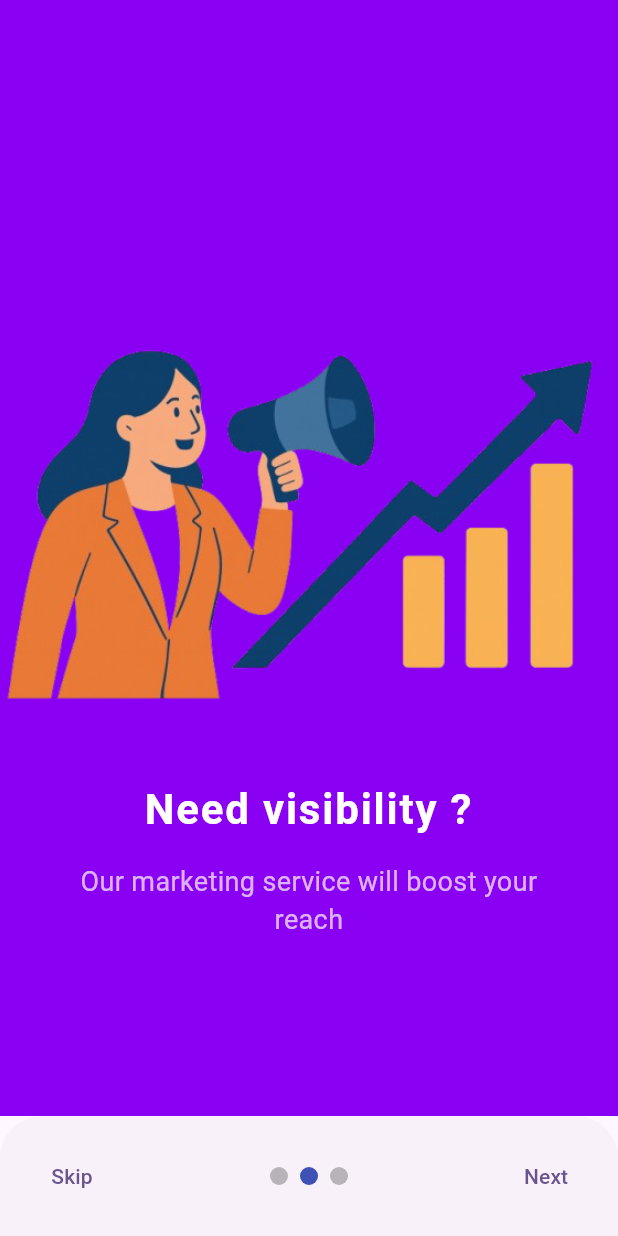
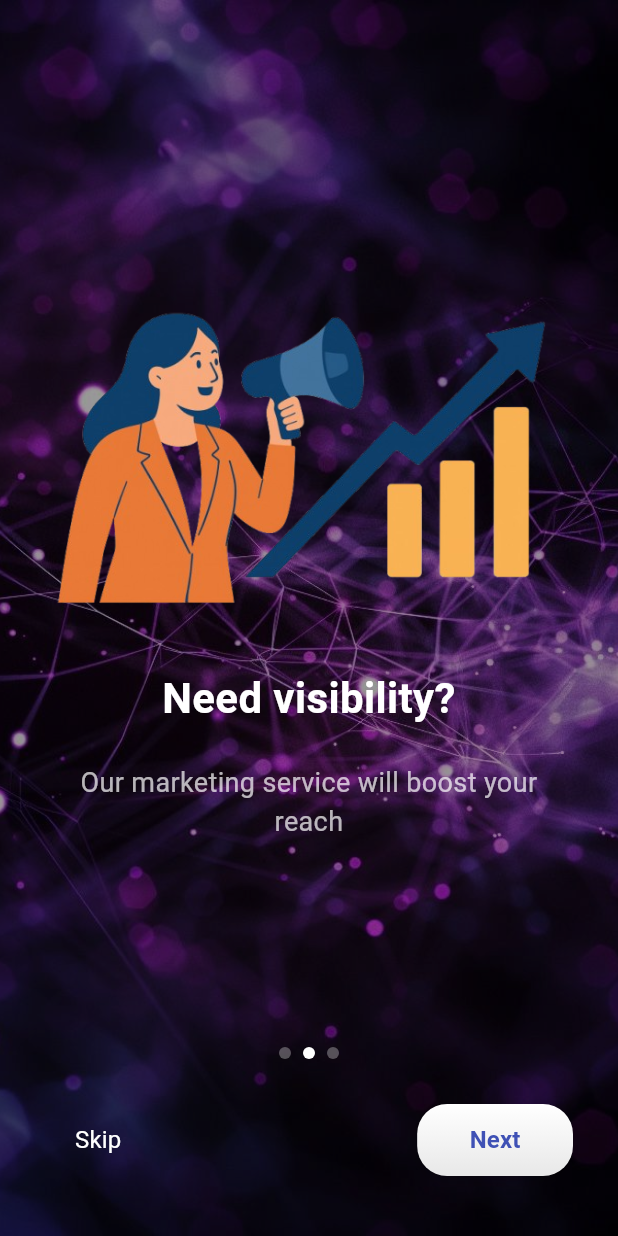
Before and after one commit to mouaddjidj/ComVest, a Flutter app: the screen it shows after launch, swiped to page 2, on a phone screen of 412 x 824 dp. Run offline on Flutter 3.47's test engine with Material 3 defaults, Android fonts, the phone set to English and light mode, and no system bars; drawn by our look-alikes of smooth_page_indicator.

Commit message:
change code

```diff
--- a/lib/screens/onboarding_screen.dart
+++ b/lib/screens/onboarding_screen.dart
@@ -14,11 +14,39 @@ class _OnboardingScreenState extends State<OnboardingScreen> {
   final PageController _controller = PageController();
   bool isLastPage = false;
 
+  // Function to skip everything and go to TypeSelectionScreen
+  void _skipOnboarding() {
+    print('⏩ Skipping onboarding - Going to Type Selection');
+    Navigator.of(context).pushReplacement(
+      MaterialPageRoute(
+        builder: (context) => const TypeSelectionScreen(),
+      ),
+    );
+  }
+
   @override
   Widget build(BuildContext context) {
     return Scaffold(
-      body: Container(
-        padding: const EdgeInsets.only(bottom: 80),
+      body: Stack(
+        children: [
+          // Single background image for all 3 slides
+          Container(
+            decoration: BoxDecoration(
+              image: DecorationImage(
+                image: AssetImage('assets/images/onboarding_background.jpg'),
+                fit: BoxFit.cover,
+              ),
+            ),
+          ),
+
+          // Dark overlay for better text readability
+          Container(
+            color: Colors.black.withOpacity(0.4),
+          ),
+
+          // Page content
+          Container(
+            padding: const EdgeInsets.only(bottom: 100),
             child: PageView(
               controller: _controller,
               onPageChanged: (index) {
@@ -26,85 +54,129 @@ class _OnboardingScreenState extends State<OnboardingScreen> {
               },
               children: const [
                 OnboardingPage(
-              color: Color.fromARGB(255, 137, 0, 242),
                   image: 'assets/images/imag2.1.png',
-              title: 'Discover ComVest ',
-              subtitle:
-                  'The platform that connects startups, founders, and investors ',
+                  title: 'Discover ComVest',
+                  subtitle: 'The platform that connects startups, founders, and investors',
                 ),
                 OnboardingPage(
-              color: Color.fromARGB(255, 137, 0, 242),
                   image: 'assets/images/visibilite (1).png',
-              title: 'Need visibility ?',
+                  title: 'Need visibility?',
                   subtitle: 'Our marketing service will boost your reach',
-
                 ),
                 OnboardingPage(
-              color: Color.fromARGB(255, 137, 0, 242),
                   image: 'assets/images/collaborez.png',
                   title: 'Build Powerful Connections',
-              subtitle:
-                  'Collaborate with entrepreneurs and expand your network',
+                  subtitle: 'Collaborate with entrepreneurs and expand your network',
                 ),
               ],
             ),
           ),
-      bottomSheet: isLastPage
-          ? TextButton(
-              style: TextButton.styleFrom(
-                foregroundColor: Colors.white,
-                backgroundColor: Colors.indigo,
-                minimumSize: const Size.fromHeight(80),
+
+          // Floating bottom buttons
+          Positioned(
+            bottom: 40,
+            left: 0,
+            right: 0,
+            child: Column(
+              children: [
+                // Page Indicator (only show when not on last page)
+                if (!isLastPage)
+                  SmoothPageIndicator(
+                    controller: _controller,
+                    count: 3,
+                    effect: const WormEffect(
+                      dotColor: Colors.white30,
+                      activeDotColor: Colors.white,
+                      dotHeight: 8,
+                      dotWidth: 8,
+                      spacing: 8,
                     ),
-              child: const Text(
-                'Get Started',
-                style: TextStyle(fontSize: 22),
-              ),
-              onPressed: () {
-                print('🎯 Get Started Pressed - Going to Type Selection');
-                Navigator.of(context).pushReplacement(
-                  MaterialPageRoute(
-                      builder: (context) => const TypeSelectionScreen()),
-                );
-              },
                   )
-          : Container(
-              height: 80,
-              padding: const EdgeInsets.symmetric(horizontal: 16),
+                else
+                  const SizedBox(height: 8),
+
+                const SizedBox(height: 30),
+
+                // Buttons Row
+                Padding(
+                  padding: const EdgeInsets.symmetric(horizontal: 30),
                   child: Row(
                     mainAxisAlignment: MainAxisAlignment.spaceBetween,
                     children: [
+                      // Skip Button - ONLY SHOW ON PAGES 1 & 2, NOT ON LAST PAGE
+                      if (!isLastPage) // <-- This condition hides Skip on last page
                         TextButton(
-                    child: const Text('Skip'),
-                    onPressed: () => _controller.jumpToPage(2),
+                          onPressed: _skipOnboarding,
+                          style: TextButton.styleFrom(
+                            padding: const EdgeInsets.symmetric(
+                              horizontal: 20,
+                              vertical: 10,
                             ),
-                  Center(
-                    child: SmoothPageIndicator(
-                      controller: _controller,
-                      count: 3,
-                      effect: const WormEffect(
-                        dotColor: Colors.black26,
-                        activeDotColor: Colors.indigo,
-                        dotHeight: 12,
-                        dotWidth: 12,
                           ),
-                      onDotClicked: (index) => _controller.animateToPage(
-                        index,
+                          child: const Text(
+                            'Skip',
+                            style: TextStyle(
+                              color: Colors.white,
+                              fontSize: 16,
+                              fontWeight: FontWeight.normal,
+                            ),
+                          ),
+                        )
+                      else
+                        // Empty container or Spacer to push Get Started button to center
+                        const Spacer(), // <-- This takes the space where Skip was
+
+                      // Next/Get Started Button
+                      Container(
+                        decoration: BoxDecoration(
+                          borderRadius: BorderRadius.circular(20),
+                          gradient: const LinearGradient(
+                            colors: [Colors.white, Color(0xFFE8E8E8)],
+                            begin: Alignment.topCenter,
+                            end: Alignment.bottomCenter,
+                          ),
+                          boxShadow: [
+                            BoxShadow(
+                              color: Colors.black.withOpacity(0.15),
+                              blurRadius: 8,
+                              offset: const Offset(0, 3),
+                            ),
+                          ],
+                        ),
+                        child: TextButton(
+                          onPressed: isLastPage
+                              ? _skipOnboarding // On last page, Get Started goes to next screen
+                              : () => _controller.nextPage(
                                     duration: const Duration(milliseconds: 500),
                                     curve: Curves.easeInOut,
                                   ),
+                          style: TextButton.styleFrom(
+                            padding: const EdgeInsets.symmetric(
+                              horizontal: 35,
+                              vertical: 12,
+                            ),
+                            shape: RoundedRectangleBorder(
+                              borderRadius: BorderRadius.circular(20),
                             ),
                           ),
-                  TextButton(
-                    child: const Text('Next'),
-                    onPressed: () => _controller.nextPage(
-                      duration: const Duration(milliseconds: 500),
-                      curve: Curves.easeInOut,
+                          child: Text(
+                            isLastPage ? 'Get Started' : 'Next',
+                            style: const TextStyle(
+                              color: Colors.indigo,
+                              fontSize: 16,
+                              fontWeight: FontWeight.w600,
+                            ),
+                          ),
                         ),
                       ),
                     ],
                   ),
                 ),
+              ],
+            ),
+          ),
+        ],
+      ),
     );
   }
 }
--- a/lib/widgets/onboarding_page.dart
+++ b/lib/widgets/onboarding_page.dart
@@ -1,14 +1,12 @@
 import 'package:flutter/material.dart';
 
 class OnboardingPage extends StatelessWidget {
-  final Color color;
   final String image;
   final String title;
   final String subtitle;
 
   const OnboardingPage({
     super.key,
-    required this.color,
     required this.image,
     required this.title,
     required this.subtitle,
@@ -16,36 +14,35 @@ class OnboardingPage extends StatelessWidget {
 
   @override
   Widget build(BuildContext context) {
-    return AnimatedContainer(
-      duration: const Duration(milliseconds: 800),
-      color: color,
+    return Container(
+      // Transparent container - background is handled by parent
       child: Column(
         mainAxisAlignment: MainAxisAlignment.center,
         children: [
-          const SizedBox(height: 60),
-          Image.asset(image, fit: BoxFit.cover, height: 300),
-          const SizedBox(height: 40),
+          Image.asset(
+            image,
+            height: 250,
+          ),
+          const SizedBox(height: 32),
           Text(
             title,
+            textAlign: TextAlign.center,
             style: const TextStyle(
-              color: Colors.white,
               fontSize: 28,
               fontWeight: FontWeight.bold,
-              letterSpacing: 1.2,
+              color: Colors.white,
             ),
-            textAlign: TextAlign.center,
           ),
-          const SizedBox(height: 16),
-          Padding(
-            padding: const EdgeInsets.symmetric(horizontal: 30),
+          const SizedBox(height: 24),
+          Container(
+            padding: const EdgeInsets.symmetric(horizontal: 32),
             child: Text(
               subtitle,
+              textAlign: TextAlign.center,
               style: const TextStyle(
+                fontSize: 18,
                 color: Colors.white70,
-                fontSize: 18,
-                height: 1.4,
               ),
-              textAlign: TextAlign.center,
             ),
           ),
         ],
```
Also changed, not shown: pubspec.yaml (+9 -6 lines), assets/images/onboarding_background.jpg (added). Lines whose indentation alone changed are shown as unchanged.
